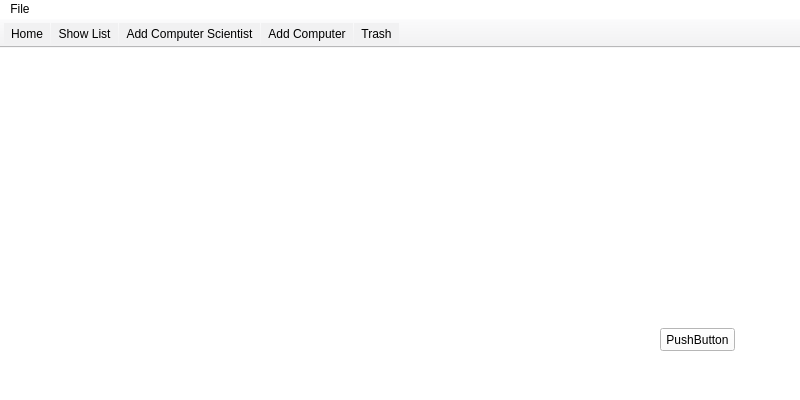
The window that Hopur21Verkefni/MyComputerScienceList/ui/mainwindow.ui (Hopur21/Hopur21) describes before a commit, drawn with Qt 5.
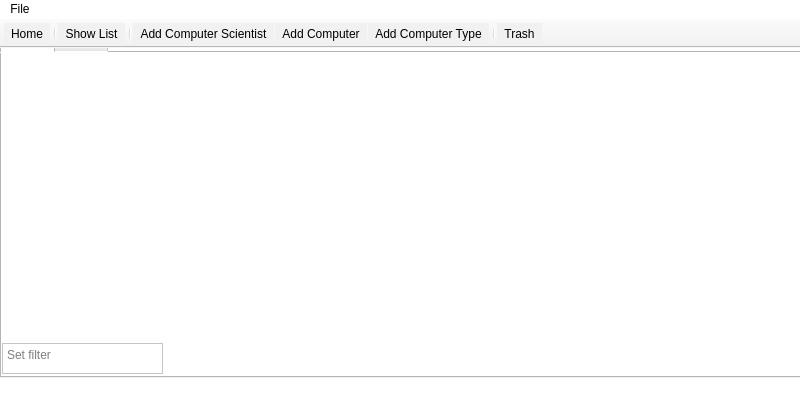
The same window after the commit. Icons and pictures are not drawn.

```diff
--- a/Hopur21Verkefni/MyComputerScienceList/ui/mainwindow.ui
+++ b/Hopur21Verkefni/MyComputerScienceList/ui/mainwindow.ui
@@ -33,21 +33,39 @@
    <string notr="true">background-color: rgb(255, 255, 255);</string>
   </property>
   <widget class="QWidget" name="centralWidget">
-   <widget class="QWidget" name="widget" native="true">
+   <widget class="QTabWidget" name="tabWidget_MainWindow">
     <property name="geometry">
      <rect>
-      <x>90</x>
-      <y>70</y>
-      <width>611</width>
-      <height>201</height>
+      <x>0</x>
+      <y>-21</y>
+      <width>801</width>
+      <height>351</height>
      </rect>
     </property>
-   </widget>
+    <property name="tabShape">
+     <enum>QTabWidget::Rounded</enum>
+    </property>
+    <property name="currentIndex">
+     <number>0</number>
+    </property>
+    <property name="iconSize">
+     <size>
+      <width>20</width>
+      <height>20</height>
+     </size>
+    </property>
+    <property name="elideMode">
+     <enum>Qt::ElideNone</enum>
+    </property>
+    <widget class="QWidget" name="tab">
+     <attribute name="title">
+      <string>Tab 1</string>
+     </attribute>
    <widget class="QLabel" name="label">
     <property name="geometry">
      <rect>
-      <x>260</x>
-      <y>10</y>
+        <x>290</x>
+        <y>90</y>
       <width>240</width>
       <height>61</height>
      </rect>
@@ -62,18 +80,28 @@
      <bool>true</bool>
     </property>
    </widget>
-   <widget class="QPushButton" name="tempButton">
+     <widget class="QTextEdit" name="textEdit">
     <property name="geometry">
      <rect>
-      <x>660</x>
-      <y>280</y>
-      <width>75</width>
-      <height>23</height>
-     </rect>
-    </property>
-    <property name="text">
-     <string>PushButton</string>
-    </property>
+        <x>0</x>
+        <y>290</y>
+        <width>161</width>
+        <height>31</height>
+       </rect>
+      </property>
+      <property name="styleSheet">
+       <string notr="true">text-align:center;</string>
+      </property>
+      <property name="placeholderText">
+       <string>Set filter</string>
+      </property>
+     </widget>
+    </widget>
+    <widget class="QWidget" name="tab_2">
+     <attribute name="title">
+      <string>Tab 2</string>
+     </attribute>
+    </widget>
    </widget>
   </widget>
   <widget class="QMenuBar" name="menuBar">
@@ -119,9 +147,13 @@
     <bool>false</bool>
    </attribute>
    <addaction name="action_toolbar_Home"/>
+   <addaction name="separator"/>
    <addaction name="action_toolbar_Show_List"/>
+   <addaction name="separator"/>
    <addaction name="actionAdd_Computer_Scientist"/>
    <addaction name="action_toolbar_Add_Computer_"/>
+   <addaction name="actionAdd_Computer_Type"/>
+   <addaction name="separator"/>
    <addaction name="action_toolbar_Trash"/>
   </widget>
   <widget class="QStatusBar" name="statusBar"/>
@@ -178,6 +210,15 @@
     <string>Exit</string>
    </property>
   </action>
+  <action name="actionAdd_Computer_Type">
+   <property name="icon">
+    <iconset resource="../resources.qrc">
+     <normaloff>:/icons/images/computer_icon.png</normaloff>:/icons/images/computer_icon.png</iconset>
+   </property>
+   <property name="text">
+    <string>Add Computer Type</string>
+   </property>
+  </action>
  </widget>
  <layoutdefault spacing="6" margin="11"/>
  <resources>
```
Left out of the diff: 1 changed line with no effect on the pictures. Lines whose indentation alone changed are shown as unchanged.
